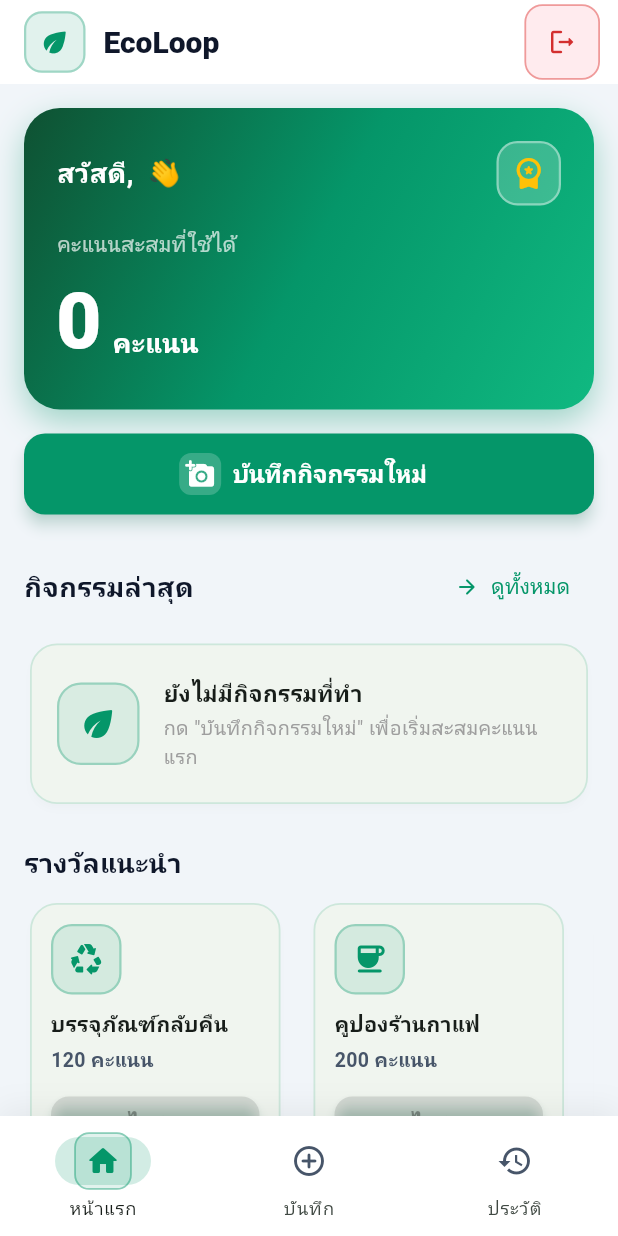
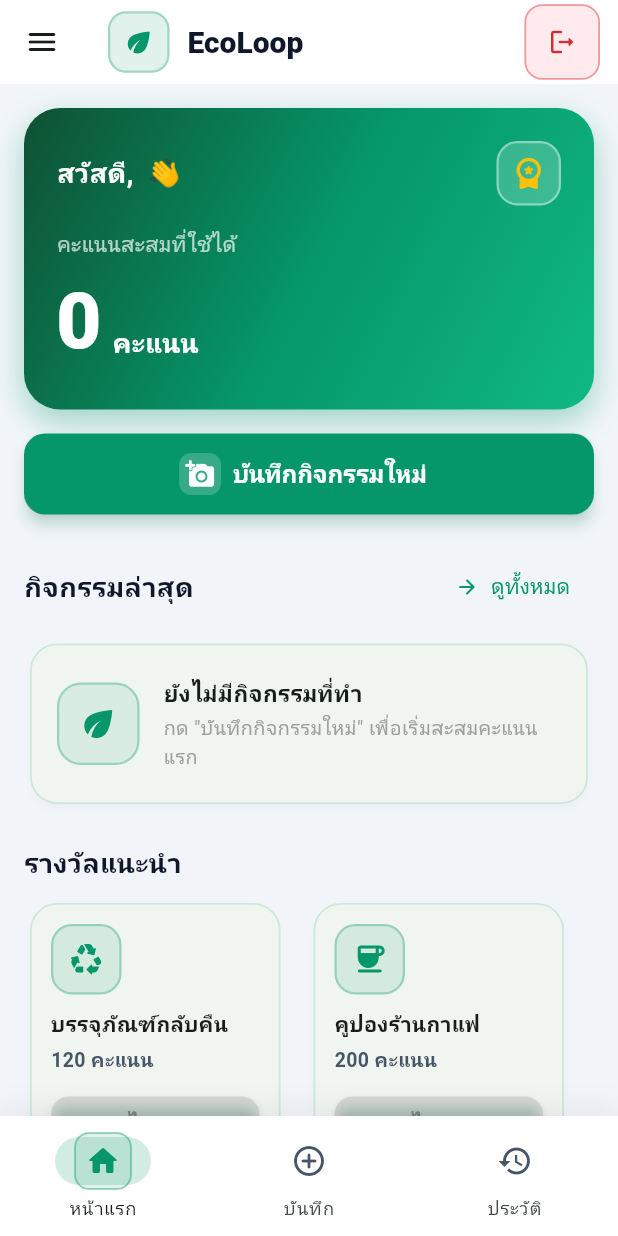
Before and after one commit to phattharawadee24/ecoloop, a Flutter app: the HomeShell screen opened directly with empty values, on a phone screen of 412 x 824 dp. Run offline on Flutter 3.47's test engine with Material 3 defaults, Android fonts, the phone set to English and light mode, and no system bars; our stand-ins replace image_picker.

Commit message:
connect all app pages through navigation

```diff
--- a/lib/screens/home_shell.dart
+++ b/lib/screens/home_shell.dart
@@ -1,5 +1,10 @@
 import 'package:flutter/material.dart';
 
+import '../Leaderboard.dart';
+import '../My Awerd.dart';
+import '../Rewards.dart';
+import '../profile.dart';
+import '../admin/admin_login.dart';
 import 'auth_screen.dart';
 import 'history_tab.dart';
 import 'home_tab.dart';
@@ -21,12 +26,43 @@ class _HomeShellState extends State<HomeShell> {
     'EcoLoop',
     'บันทึกกิจกรรม',
     'ประวัติกิจกรรม',
+    'จัดอันดับ',
+    'แลกรางวัล',
+    'รางวัลของฉัน',
+    'โปรไฟล์',
   ];
 
   int _userPoints = 0;
   final List<ActivityHistoryItem> _historyItems = [];
 
   void _go(int index) => setState(() => _index = index);
+
+  List<Widget> _pages() => [
+    HomeTab(
+      username: widget.username,
+      availablePoints: _userPoints,
+      historyItems: _historyItems,
+      onGoTo: _go,
+    ),
+    LogActivityTab(onSubmitted: () => _go(2), onActivityAdded: _addHistoryItem),
+    HistoryTab(items: _historyItems),
+    const LeaderboardPage(),
+    const RewardsPage(),
+    const MyAwardPage(),
+    const ProfilePage(),
+  ];
+
+  void _openPage(int index) {
+    Navigator.of(context).pop();
+    if (index < 3) {
+      setState(() => _index = index);
+      return;
+    }
+
+    Navigator.of(
+      context,
+    ).push(MaterialPageRoute(builder: (_) => _pages()[index]));
+  }
 
   void _addHistoryItem(ActivityHistoryItem item) {
     setState(() {
@@ -41,26 +77,72 @@ class _HomeShellState extends State<HomeShell> {
     final theme = Theme.of(context);
     final primaryColor = theme.colorScheme.primary;
 
-    final pages = [
-      HomeTab(
-        username: widget.username,
-        availablePoints: _userPoints,
-        historyItems: _historyItems,
-        onGoTo: _go,
-      ),
-      LogActivityTab(
-        onSubmitted: () => _go(2),
-        onActivityAdded: _addHistoryItem,
-      ),
-      HistoryTab(items: _historyItems),
-    ];
+    final pages = _pages();
 
     return Scaffold(
+      drawer: Drawer(
+        child: SafeArea(
+          child: ListView(
+            padding: EdgeInsets.zero,
+            children: [
+              DrawerHeader(
+                decoration: BoxDecoration(color: primaryColor),
+                child: Column(
+                  crossAxisAlignment: CrossAxisAlignment.start,
+                  mainAxisAlignment: MainAxisAlignment.end,
+                  children: [
+                    const Icon(
+                      Icons.eco_rounded,
+                      color: Colors.white,
+                      size: 42,
+                    ),
+                    const SizedBox(height: 8),
+                    Text(
+                      'สวัสดี, ${widget.username}',
+                      style: const TextStyle(
+                        color: Colors.white,
+                        fontSize: 18,
+                        fontWeight: FontWeight.bold,
+                      ),
+                    ),
+                  ],
+                ),
+              ),
+              ListTile(
+                leading: const Icon(Icons.admin_panel_settings_outlined),
+                title: const Text('เข้าสู่ระบบ Admin'),
+                onTap: () {
+                  Navigator.of(context).pop();
+                  Navigator.of(
+                    context,
+                  ).push(MaterialPageRoute(builder: (_) => const AdminLogin()));
+                },
+              ),
+              _drawerItem(0, Icons.home_outlined, 'หน้าแรก'),
+              _drawerItem(1, Icons.add_circle_outline, 'บันทึกกิจกรรม'),
+              _drawerItem(2, Icons.history_outlined, 'ประวัติกิจกรรม'),
+              const Divider(),
+              _drawerItem(3, Icons.emoji_events_outlined, 'จัดอันดับ'),
+              _drawerItem(4, Icons.card_giftcard_outlined, 'แลกรางวัล'),
+              _drawerItem(5, Icons.workspace_premium_outlined, 'รางวัลของฉัน'),
+              _drawerItem(6, Icons.person_outline, 'โปรไฟล์'),
+            ],
+          ),
+        ),
+      ),
       appBar: AppBar(
         elevation: 0,
         backgroundColor: Colors.white,
         surfaceTintColor: Colors.transparent,
         titleSpacing: 16,
+        leading: Builder(
+          builder: (context) => IconButton(
+            key: const Key('open-main-menu'),
+            tooltip: 'เมนูทั้งหมด',
+            icon: const Icon(Icons.menu_rounded),
+            onPressed: () => Scaffold.of(context).openDrawer(),
+          ),
+        ),
         title: Row(
           children: [
             Container(
@@ -73,11 +155,7 @@ class _HomeShellState extends State<HomeShell> {
                   width: 1.5,
                 ),
               ),
-              child: Icon(
-                Icons.eco_rounded,
-                color: primaryColor,
-                size: 22,
-              ),
+              child: Icon(Icons.eco_rounded, color: primaryColor, size: 22),
             ),
             const SizedBox(width: 12),
             Text(
@@ -97,10 +175,7 @@ class _HomeShellState extends State<HomeShell> {
               decoration: BoxDecoration(
                 color: Colors.red.shade50,
                 borderRadius: BorderRadius.circular(12),
-                border: Border.all(
-                  color: Colors.red.shade200,
-                  width: 1.2,
-                ),
+                border: Border.all(color: Colors.red.shade200, width: 1.2),
               ),
               child: IconButton(
                 tooltip: 'ออกจากระบบ',
@@ -123,10 +198,7 @@ class _HomeShellState extends State<HomeShell> {
           ),
         ],
       ),
-      body: IndexedStack(
-        index: _index,
-        children: pages,
-      ),
+      body: IndexedStack(index: _index, children: pages),
       bottomNavigationBar: Container(
         decoration: BoxDecoration(
           color: Colors.white,
@@ -139,7 +211,7 @@ class _HomeShellState extends State<HomeShell> {
           ],
         ),
         child: NavigationBar(
-          selectedIndex: _index,
+          selectedIndex: _index < 3 ? _index : 0,
           onDestinationSelected: _go,
           indicatorColor: primaryColor.withValues(alpha: 0.18),
           elevation: 0,
@@ -147,17 +219,33 @@ class _HomeShellState extends State<HomeShell> {
           destinations: [
             NavigationDestination(
               icon: _framedNavIcon(Icons.home_outlined, false, primaryColor),
-              selectedIcon: _framedNavIcon(Icons.home_rounded, true, primaryColor),
+              selectedIcon: _framedNavIcon(
+                Icons.home_rounded,
+                true,
+                primaryColor,
+              ),
               label: 'หน้าแรก',
             ),
             NavigationDestination(
-              icon: _framedNavIcon(Icons.add_circle_outline_rounded, false, primaryColor),
-              selectedIcon: _framedNavIcon(Icons.add_circle_rounded, true, primaryColor),
+              icon: _framedNavIcon(
+                Icons.add_circle_outline_rounded,
+                false,
+                primaryColor,
+              ),
+              selectedIcon: _framedNavIcon(
+                Icons.add_circle_rounded,
+                true,
+                primaryColor,
+              ),
               label: 'บันทึก',
             ),
             NavigationDestination(
               icon: _framedNavIcon(Icons.history_outlined, false, primaryColor),
-              selectedIcon: _framedNavIcon(Icons.history_rounded, true, primaryColor),
+              selectedIcon: _framedNavIcon(
+                Icons.history_rounded,
+                true,
+                primaryColor,
+              ),
               label: 'ประวัติ',
             ),
           ],
@@ -166,14 +254,28 @@ class _HomeShellState extends State<HomeShell> {
     );
   }
 
+  Widget _drawerItem(int index, IconData icon, String label) => ListTile(
+    selected: _index == index,
+    selectedTileColor: Theme.of(
+      context,
+    ).colorScheme.primary.withValues(alpha: 0.1),
+    leading: Icon(icon),
+    title: Text(label),
+    onTap: () => _openPage(index),
+  );
+
   Widget _framedNavIcon(IconData iconData, bool isSelected, Color primary) {
     return Container(
       padding: const EdgeInsets.all(6),
       decoration: BoxDecoration(
-        color: isSelected ? primary.withValues(alpha: 0.12) : Colors.transparent,
+        color: isSelected
+            ? primary.withValues(alpha: 0.12)
+            : Colors.transparent,
         borderRadius: BorderRadius.circular(10),
         border: Border.all(
-          color: isSelected ? primary.withValues(alpha: 0.4) : Colors.transparent,
+          color: isSelected
+              ? primary.withValues(alpha: 0.4)
+              : Colors.transparent,
           width: 1.2,
         ),
       ),
```
Also changed, not shown: lib/admin/admin_login.dart (+6 -3 lines), 1 other file.
